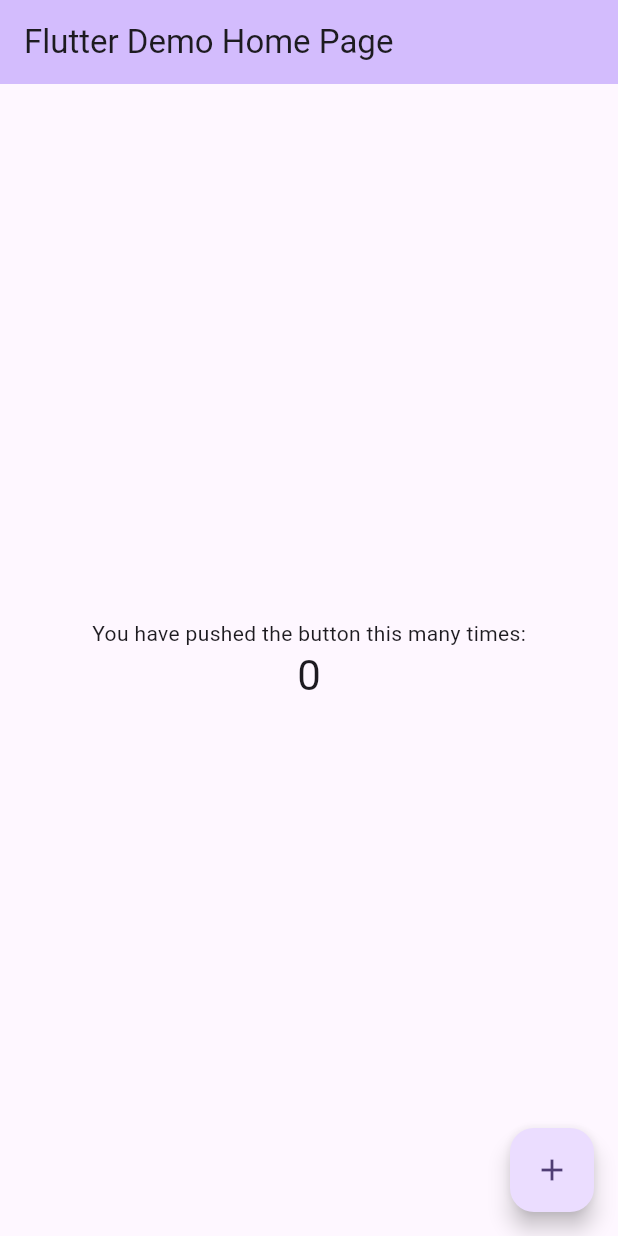
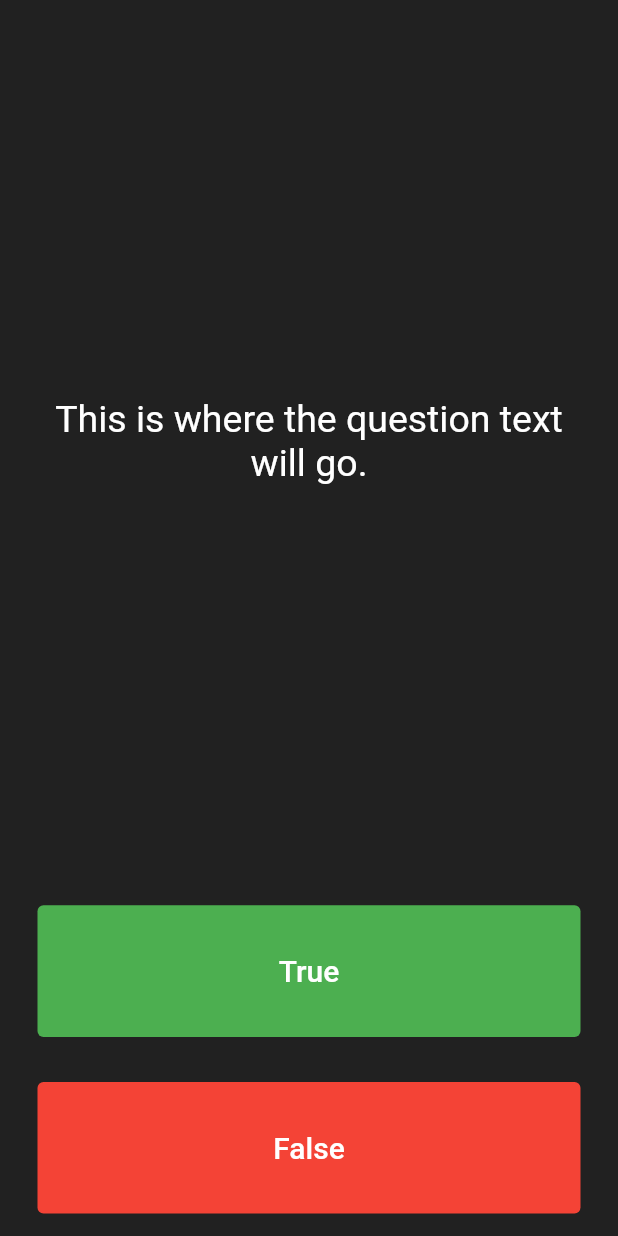
Before and after one commit to atm1504/quizzier-flutter, a Flutter app: the screen it shows after launch, on a phone screen of 412 x 824 dp. Run offline on Flutter 3.47's test engine with Material 2 defaults, Android fonts, the phone set to English and light mode, and no system bars.

Commit message:
Initial commit

```diff
--- a/lib/main.dart
+++ b/lib/main.dart
@@ -1,125 +1,100 @@
 import 'package:flutter/material.dart';
 
-void main() {
-  runApp(const MyApp());
-}
+void main() => runApp(Quizzler());
 
-class MyApp extends StatelessWidget {
-  const MyApp({super.key});
-
-  // This widget is the root of your application.
+class Quizzler extends StatelessWidget {
   @override
   Widget build(BuildContext context) {
     return MaterialApp(
-      title: 'Flutter Demo',
-      theme: ThemeData(
-        // This is the theme of your application.
-        //
-        // TRY THIS: Try running your application with "flutter run". You'll see
-        // the application has a blue toolbar. Then, without quitting the app,
-        // try changing the seedColor in the colorScheme below to Colors.green
-        // and then invoke "hot reload" (save your changes or press the "hot
-        // reload" button in a Flutter-supported IDE, or press "r" if you used
-        // the command line to start the app).
-        //
-        // Notice that the counter didn't reset back to zero; the application
-        // state is not lost during the reload. To reset the state, use hot
-        // restart instead.
-        //
-        // This works for code too, not just values: Most code changes can be
-        // tested with just a hot reload.
-        colorScheme: ColorScheme.fromSeed(seedColor: Colors.deepPurple),
-        useMaterial3: true,
+      home: Scaffold(
+        backgroundColor: Colors.grey.shade900,
+        body: SafeArea(
+          child: Padding(
+            padding: EdgeInsets.symmetric(horizontal: 10.0),
+            child: QuizPage(),
+          ),
+        ),
       ),
-      home: const MyHomePage(title: 'Flutter Demo Home Page'),
     );
   }
 }
 
-class MyHomePage extends StatefulWidget {
-  const MyHomePage({super.key, required this.title});
-
-  // This widget is the home page of your application. It is stateful, meaning
-  // that it has a State object (defined below) that contains fields that affect
-  // how it looks.
-
-  // This class is the configuration for the state. It holds the values (in this
-  // case the title) provided by the parent (in this case the App widget) and
-  // used by the build method of the State. Fields in a Widget subclass are
-  // always marked "final".
-
-  final String title;
-
+class QuizPage extends StatefulWidget {
   @override
-  State<MyHomePage> createState() => _MyHomePageState();
+  _QuizPageState createState() => _QuizPageState();
 }
 
-class _MyHomePageState extends State<MyHomePage> {
-  int _counter = 0;
-
-  void _incrementCounter() {
-    setState(() {
-      // This call to setState tells the Flutter framework that something has
-      // changed in this State, which causes it to rerun the build method below
-      // so that the display can reflect the updated values. If we changed
-      // _counter without calling setState(), then the build method would not be
-      // called again, and so nothing would appear to happen.
-      _counter++;
-    });
-  }
-
+class _QuizPageState extends State<QuizPage> {
   @override
   Widget build(BuildContext context) {
-    // This method is rerun every time setState is called, for instance as done
-    // by the _incrementCounter method above.
-    //
-    // The Flutter framework has been optimized to make rerunning build methods
-    // fast, so that you can just rebuild anything that needs updating rather
-    // than having to individually change instances of widgets.
-    return Scaffold(
-      appBar: AppBar(
-        // TRY THIS: Try changing the color here to a specific color (to
-        // Colors.amber, perhaps?) and trigger a hot reload to see the AppBar
-        // change color while the other colors stay the same.
-        backgroundColor: Theme.of(context).colorScheme.inversePrimary,
-        // Here we take the value from the MyHomePage object that was created by
-        // the App.build method, and use it to set our appbar title.
-        title: Text(widget.title),
-      ),
-      body: Center(
-        // Center is a layout widget. It takes a single child and positions it
-        // in the middle of the parent.
-        child: Column(
-          // Column is also a layout widget. It takes a list of children and
-          // arranges them vertically. By default, it sizes itself to fit its
-          // children horizontally, and tries to be as tall as its parent.
-          //
-          // Column has various properties to control how it sizes itself and
-          // how it positions its children. Here we use mainAxisAlignment to
-          // center the children vertically; the main axis here is the vertical
-          // axis because Columns are vertical (the cross axis would be
-          // horizontal).
-          //
-          // TRY THIS: Invoke "debug painting" (choose the "Toggle Debug Paint"
-          // action in the IDE, or press "p" in the console), to see the
-          // wireframe for each widget.
-          mainAxisAlignment: MainAxisAlignment.center,
-          children: <Widget>[
-            const Text(
-              'You have pushed the button this many times:',
+    return Column(
+      mainAxisAlignment: MainAxisAlignment.spaceBetween,
+      crossAxisAlignment: CrossAxisAlignment.stretch,
+      children: <Widget>[
+        Expanded(
+          flex: 5,
+          child: Padding(
+            padding: EdgeInsets.all(10.0),
+            child: Center(
+              child: Text(
+                'This is where the question text will go.',
+                textAlign: TextAlign.center,
+                style: TextStyle(
+                  fontSize: 25.0,
+                  color: Colors.white,
+                ),
+              ),
             ),
-            Text(
-              '$_counter',
-              style: Theme.of(context).textTheme.headlineMedium,
+          ),
+        ),
+        Expanded(
+          child: Padding(
+            padding: EdgeInsets.all(15.0),
+            child: TextButton(
+              style: ButtonStyle(
+                backgroundColor: MaterialStatePropertyAll<Color>(Colors.green),
+              ),
+              child: Text(
+                'True',
+                style: TextStyle(
+                  color: Colors.white,
+                  fontSize: 20.0,
+                ),
+              ),
+              onPressed: () {
+                //The user picked true.
+              },
             ),
-          ],
+          ),
         ),
-      ),
-      floatingActionButton: FloatingActionButton(
-        onPressed: _incrementCounter,
-        tooltip: 'Increment',
-        child: const Icon(Icons.add),
-      ), // This trailing comma makes auto-formatting nicer for build methods.
+        Expanded(
+          child: Padding(
+            padding: EdgeInsets.all(15.0),
+            child: TextButton(
+              style: ButtonStyle(
+                backgroundColor: MaterialStatePropertyAll<Color>(Colors.red),
+              ),
+              child: Text(
+                'False',
+                style: TextStyle(
+                  fontSize: 20.0,
+                  color: Colors.white,
+                ),
+              ),
+              onPressed: () {
+                //The user picked false.
+              },
+            ),
+          ),
+        ),
+        //TODO: Add a Row here as your score keeper
+      ],
     );
   }
 }
+
+/*
+question1: 'You can lead a cow down stairs but not up stairs.', false,
+question2: 'Approximately one quarter of human bones are in the feet.', true,
+question3: 'A slug\'s blood is green.', true,
+*/
```
Also changed, not shown: pubspec.yaml (+1 -68 lines).
